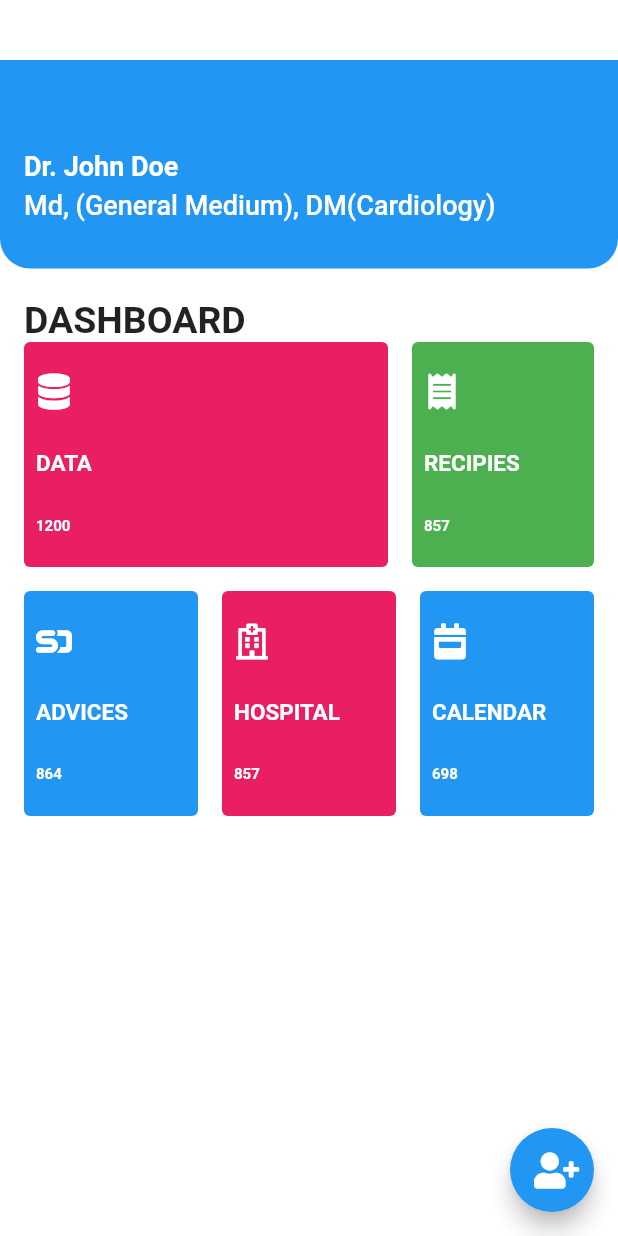
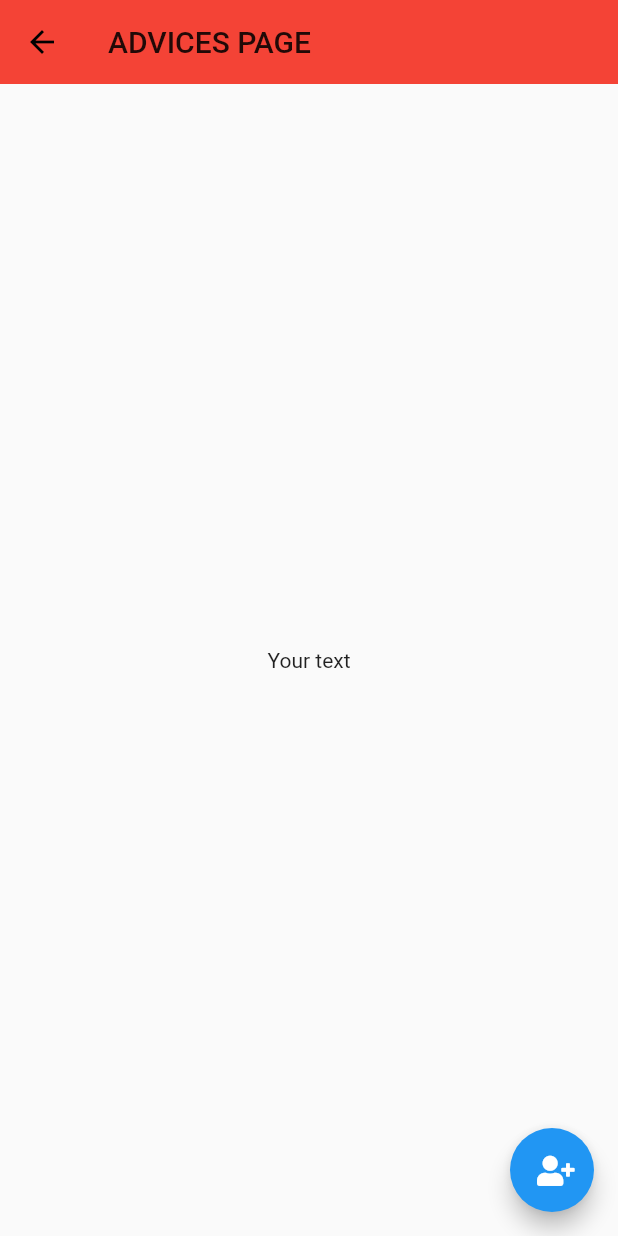
Before and after one commit to Three-team-org/Data-Buffering-App-Flutter, a Flutter app: the DashboardScreen screen opened directly, after a tap on "ADVICES", on a phone screen of 412 x 824 dp. Run offline on Flutter 3.47's test engine with Material 2 defaults, Android fonts, the phone set to English and light mode, and no system bars; our stand-ins replace font_awesome_flutter, image_picker; network calls fail.

Commit message:
'update-pages'

```diff
--- a/lib/ui/dashboard.dart
+++ b/lib/ui/dashboard.dart
@@ -1,7 +1,11 @@
+import 'package:data_buffer/ui/sub_new.dart';
 import 'package:flutter/material.dart';
 import 'package:flutter/cupertino.dart';
 import 'package:font_awesome_flutter/font_awesome_flutter.dart';
 import 'package:data_buffer/ui/sub_data.dart';
+import 'package:data_buffer/ui/sub_recipes.dart';
+import 'package:data_buffer/ui/sub_advices.dart';
+import 'package:data_buffer/ui/sub_advices.dart';
 
 class DashboardScreen extends StatefulWidget{
   @override
@@ -48,8 +52,9 @@ class _DashboardScreenState extends State<DashboardScreen>{
                   child: _buildTile(
                     color: Colors.green,
                     icon: FontAwesomeIcons.receipt,
-                    title: "RECIPIES",
+                    title: "RECIPES",
                     data: "857",
+                    screen_num: 2,
                   ),
                 ),
               ],
@@ -66,6 +71,7 @@ class _DashboardScreenState extends State<DashboardScreen>{
                     icon: FontAwesomeIcons.speakerDeck,
                     title: "ADVICES",
                     data: "864",
+                    screen_num: 3,
                   ),
                 ),
                 const SizedBox(width: 16.0),
@@ -94,6 +100,8 @@ class _DashboardScreenState extends State<DashboardScreen>{
       ) ,
       floatingActionButton: FloatingActionButton(
         onPressed: (){
+          Navigator.of(context).push(MaterialPageRoute(
+              builder: (ctx) => NewPage()));
         },
         tooltip: 'Increment',
         child: Icon(
@@ -154,6 +162,14 @@ class _DashboardScreenState extends State<DashboardScreen>{
               Navigator.of(context).push(MaterialPageRoute(
                   builder: (ctx) => DataPage()));
               break;
+            case 2:
+              Navigator.of(context).push(MaterialPageRoute(
+                  builder: (ctx) => RecipesPage()));
+              break;
+            case 3:
+              Navigator.of(context).push(MaterialPageRoute(
+                  builder: (ctx) => AdvicesPage()));
+              break;
           }
 
         },
--- /dev/null
+++ b/lib/ui/sub_advices.dart
@@ -0,0 +1,50 @@
+
+import 'package:flutter/cupertino.dart';
+import 'package:flutter/material.dart';
+import 'package:intl/intl.dart';
+import 'package:font_awesome_flutter/font_awesome_flutter.dart';
+import 'package:image_picker/image_picker.dart';
+import 'dart:io';
+class AdvicesPage extends StatefulWidget{
+  @override
+  _AdvicesPageState createState() => _AdvicesPageState();
+
+}
+
+class Item {
+  const Item(this.name,this.icon);
+  final String name;
+  final Icon icon;
+}
+
+class _AdvicesPageState extends State<AdvicesPage>{
+
+  @override
+  Widget build(BuildContext context) {
+    return Scaffold(
+      // backgroundColor: Colors.deepOrange,
+      appBar: AppBar(
+        title: Text("ADVICES PAGE"),
+        backgroundColor: Colors.red,
+        elevation: 0,
+      ),
+      body: Center(
+        child:
+        Text("Your text"),
+      ),
+      floatingActionButton: FloatingActionButton(
+        onPressed: (){
+        },
+        tooltip: 'Increment',
+        child: Icon(
+          FontAwesomeIcons.userPlus,
+          size: 20,
+        ),
+      ),
+    );
+  }
+}
+class AlwaysDisabledFocusNode extends FocusNode {
+  @override
+  bool get hasFocus => false;
+}
--- a/lib/ui/sub_data.dart
+++ b/lib/ui/sub_data.dart
@@ -119,7 +119,7 @@ class _DataPageState extends State<DataPage>{
                             _image,
                             width: 100,
                             height: 100,
-                            fit: BoxFit.fitHeight,
+                            // fit: BoxFit.fitHeight,
                           ),
                         ) : CircleAvatar(
                           minRadius: 60,
@@ -131,8 +131,6 @@ class _DataPageState extends State<DataPage>{
                         ),
                       ),
                     ),
-
-
                   ],
                 ),
                 SizedBox(
```
Also changed, not shown: lib/ui/sub_new.dart (added, +50 -0 lines), lib/ui/sub_recipes.dart (added, +50 -0 lines).
